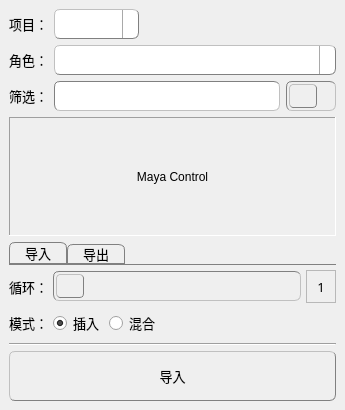
Qt form commons/ui/motionLib.ui (lonegather/Barbarian) before a commit.
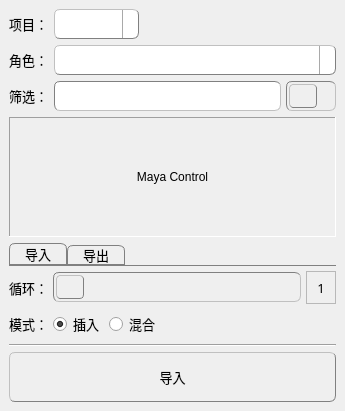
The same form after that commit. Icons and pictures are not drawn.

Diff of the .ui file:
```diff
--- a/commons/ui/motionLib.ui
+++ b/commons/ui/motionLib.ui
@@ -7,13 +7,13 @@
     <x>0</x>
     <y>0</y>
     <width>345</width>
-    <height>410</height>
+    <height>411</height>
    </rect>
   </property>
   <property name="minimumSize">
    <size>
     <width>345</width>
-    <height>410</height>
+    <height>411</height>
    </size>
   </property>
   <property name="font">
@@ -328,19 +328,13 @@
       <item row="2" column="1">
        <layout class="QHBoxLayout" name="horizontalLayout_4">
         <property name="spacing">
-         <number>0</number>
+         <number>5</number>
         </property>
         <item>
          <widget class="QLineEdit" name="motionLibLEFilter">
-          <property name="sizePolicy">
-           <sizepolicy hsizetype="Fixed" vsizetype="Fixed">
-            <horstretch>0</horstretch>
-            <verstretch>0</verstretch>
-           </sizepolicy>
-          </property>
           <property name="minimumSize">
            <size>
-            <width>226</width>
+            <width>0</width>
             <height>30</height>
            </size>
           </property>
@@ -352,19 +346,6 @@
           </property>
          </widget>
         </item>
-        <item>
-         <spacer name="horizontalSpacer_3">
-          <property name="orientation">
-           <enum>Qt::Horizontal</enum>
-          </property>
-          <property name="sizeHint" stdset="0">
-           <size>
-            <width>40</width>
-            <height>20</height>
-           </size>
-          </property>
-         </spacer>
-        </item>
         <item>
          <widget class="QSlider" name="motionLibHSView">
           <property name="sizePolicy">
```
Left out of the diff: 37 changed lines with no effect on the pictures.
